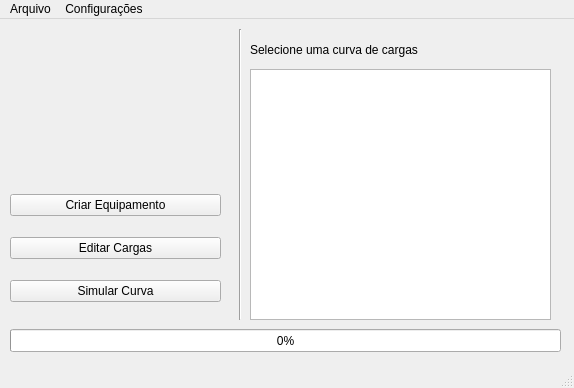
Before: the Qt Designer form src/userInterface/janela_principal.ui in jpcairesf/simuload, drawn with Qt 5.
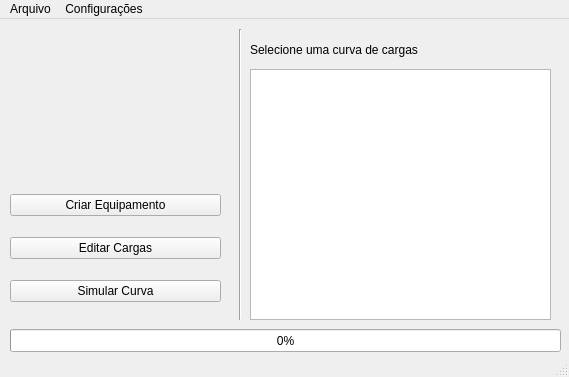
After: the same form once the commit is applied. Icons and pictures are not drawn.

Commit message: modified:   designer - Shortcut.lnk 	new file:   src/userInterface/grafico.ui 	modified:   src/userInterface/janela_principal.ui 	new file:   src/userInterface/nova_carga.ui 	new file:   src/userInterface/nova_curva.ui 	modified:   src/userInterface/novo_equipamento.ui

```diff
--- a/src/userInterface/janela_principal.ui
+++ b/src/userInterface/janela_principal.ui
@@ -6,8 +6,8 @@
    <rect>
     <x>0</x>
     <y>0</y>
-    <width>574</width>
-    <height>388</height>
+    <width>569</width>
+    <height>377</height>
    </rect>
   </property>
   <property name="windowTitle">
@@ -132,8 +132,8 @@
     <rect>
      <x>0</x>
      <y>0</y>
-     <width>574</width>
-     <height>26</height>
+     <width>569</width>
+     <height>22</height>
     </rect>
    </property>
    <widget class="QMenu" name="menuFile">
```
The commit also changes 4 other files.
